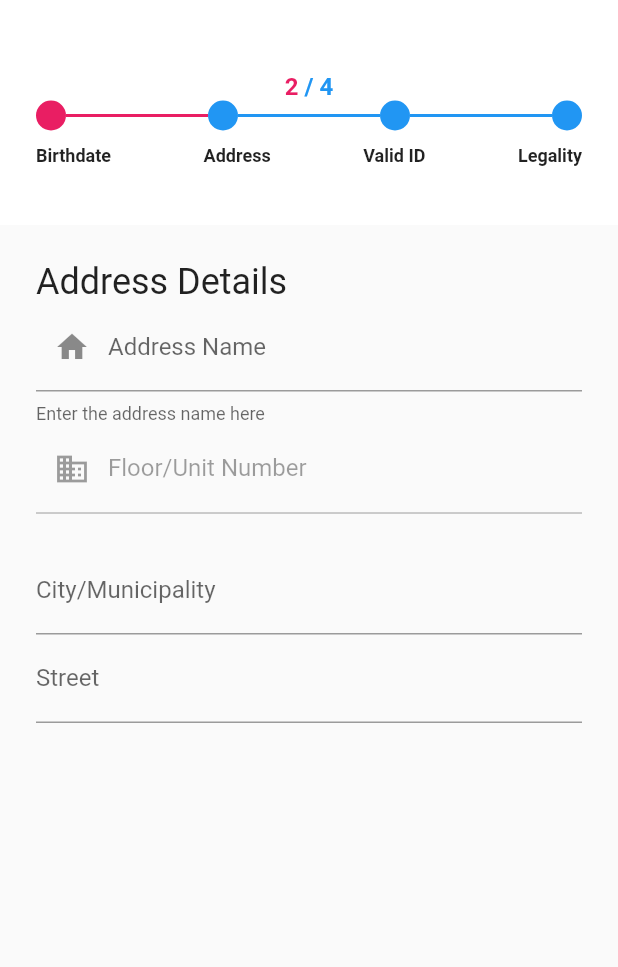
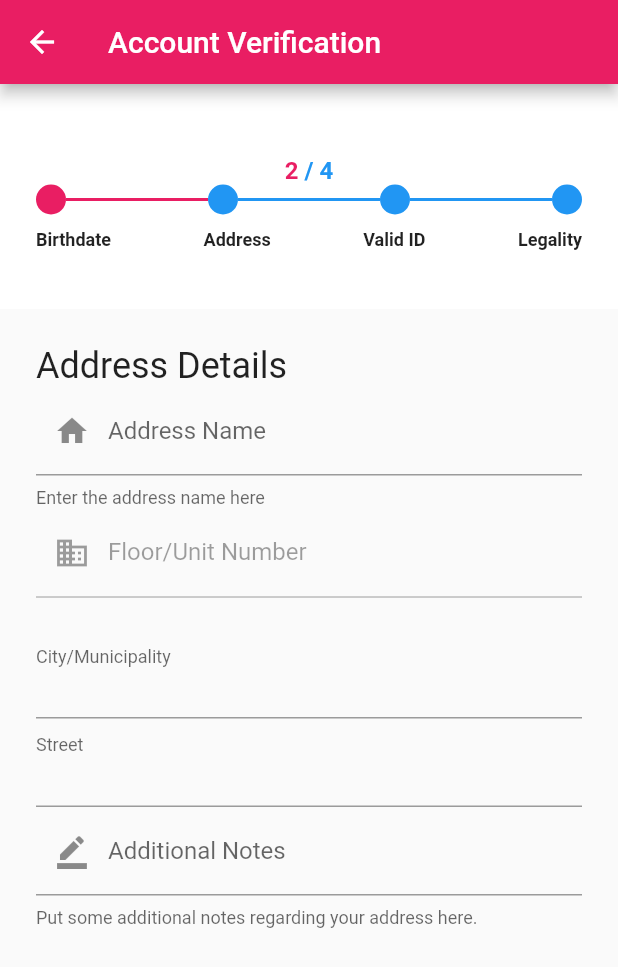
Before and after one commit to mrcprgt/renty, a Flutter app: the VerificationView screen opened directly, swiped to page 2, on a phone screen of 412 x 824 dp. Shown: the top 967 px of the screen. Run offline on Flutter 3.47's test engine with Material 2 defaults, Android fonts, the phone set to English and light mode, and no system bars; drawn by our look-alikes of flutter_form_builder; our stand-ins replace bottom_navy_bar, cached_network_image, cloud_firestore, cloud_functions, firebase_auth, firebase_messaging and 16 more; missing offline and left inert: flutter_picker, multi_image_picker; accounts and stored records are empty.

Commit message:
working address picker :)

```diff
--- a/lib/ui/views/verification_view.dart
+++ b/lib/ui/views/verification_view.dart
@@ -28,6 +28,13 @@ class _VerificationViewState extends State<VerificationView> {
       streetController = new TextEditingController();
 
   @override
+  void initState() {
+    super.initState();
+    cityController = new TextEditingController(text: ' ');
+    streetController = new TextEditingController(text: ' ');
+  }
+
+  @override
   Widget build(BuildContext context) {
     return ViewModelProvider<VerificationViewModel>.withConsumer(
       viewModel: VerificationViewModel(),
@@ -36,6 +43,9 @@ class _VerificationViewState extends State<VerificationView> {
         _safeAreaSize = mediaQD.size;
         return SafeArea(
           child: Scaffold(
+            appBar: AppBar(
+              title: Text("Account Verification"),
+            ),
             body: Column(
               children: <Widget>[
                 Container(height: 150.0, child: _getStepProgress()),
@@ -133,6 +143,7 @@ class _VerificationViewState extends State<VerificationView> {
                   fillColor: Colors.pink,
                   //labelText: "Occupation",
                   helperText: "Select your gender"),
+              validators: [FormBuilderValidators.required()],
             ),
             FormBuilderDateTimePicker(
               attribute: "birth_date",
@@ -145,6 +156,7 @@ class _VerificationViewState extends State<VerificationView> {
                   labelText: "Birthdate",
                   hintText: "--/--/----",
                   helperText: "Enter your birthdate here"),
+              validators: [FormBuilderValidators.required()],
             ),
             verticalSpaceSmall,
             FormBuilderTextField(
@@ -158,6 +170,7 @@ class _VerificationViewState extends State<VerificationView> {
                   fillColor: Colors.pink,
                   labelText: "Contact Number",
                   helperText: "Enter your contact number here"),
+              validators: [FormBuilderValidators.required()],
             ),
             verticalSpaceSmall,
           ],
@@ -205,6 +218,7 @@ class _VerificationViewState extends State<VerificationView> {
             FormBuilderTextField(
               attribute: "city_municipality",
               keyboardType: TextInputType.text,
+              controller: cityController,
               initialValue: cityValue,
               onTap: () => showPickerModal(context, cityValue, streetValue,
                   cityController, streetController),
@@ -218,6 +232,7 @@ class _VerificationViewState extends State<VerificationView> {
             FormBuilderTextField(
               onTap: () => showPickerModal(context, cityValue, streetValue,
                   cityController, streetController),
+              controller: streetController,
               focusNode: new AlwaysDisabledFocusNode(),
               attribute: "street",
               keyboardType: TextInputType.text,
@@ -227,6 +242,17 @@ class _VerificationViewState extends State<VerificationView> {
                 labelText: "Street",
               ),
             ),
+            FormBuilderTextField(
+              attribute: "additional_notes",
+              keyboardType: TextInputType.text,
+              decoration: InputDecoration(
+                  border: UnderlineInputBorder(),
+                  prefixIcon: Icon(Icons.border_color),
+                  fillColor: Colors.pink,
+                  labelText: "Additional Notes",
+                  helperText:
+                      "Put some additional notes regarding your address here."),
+            )
           ],
         ),
       ),
@@ -258,6 +284,19 @@ showPickerModal(
             .trim()
             .toString();
 
-        print(cityValue + "" + streetValue);
+        // prrint(cityValue + "" + streetValue);
+        print(cityController);
+        cityController.value = TextEditingValue(
+          text: cityValue,
+          selection: TextSelection.fromPosition(
+            TextPosition(offset: cityValue.length),
+          ),
+        );
+        streetController.value = TextEditingValue(
+          text: streetValue,
+          selection: TextSelection.fromPosition(
+            TextPosition(offset: streetValue.length),
+          ),
+        );
       }).showModal(context);
 }
```
